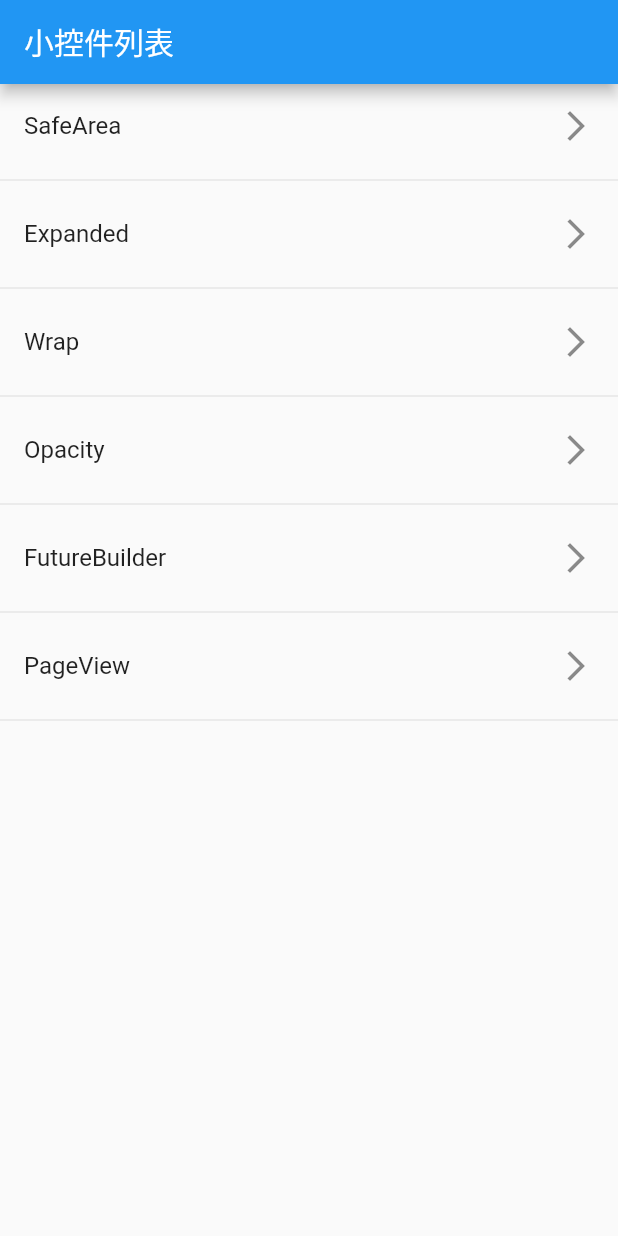
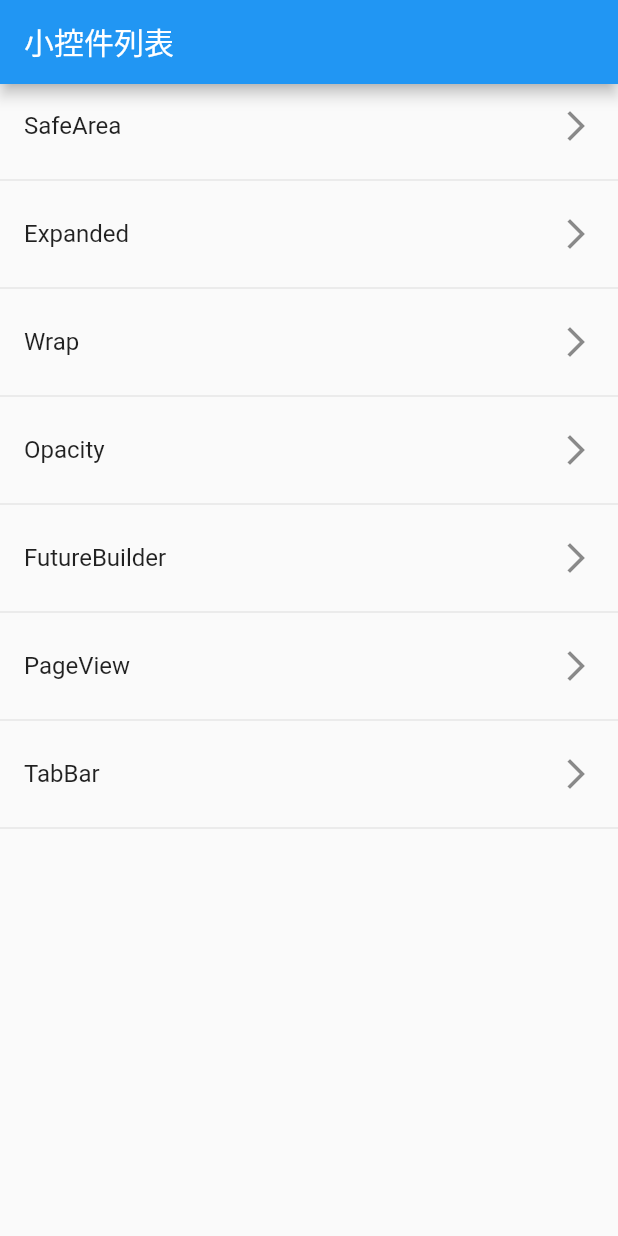
Before and after one commit to shusheng007/flutter_app_learn, a Flutter app: the screen it shows after launch, on a phone screen of 412 x 824 dp. Run offline on Flutter 3.47's test engine with Material 2 defaults, Android fonts, the phone set to English and light mode, and no system bars.

Commit message:
feature: add tabBar

```diff
--- a/lib/main.dart
+++ b/lib/main.dart
@@ -5,6 +5,7 @@ import 'package:flutter_app_learn/ui/future_builder.dart';
 import 'package:flutter_app_learn/ui/opacity.dart';
 import 'package:flutter_app_learn/ui/pageview.dart';
 import 'package:flutter_app_learn/ui/safe_area.dart';
+import 'package:flutter_app_learn/ui/tab_bar.dart';
 import 'package:flutter_app_learn/ui/wrap.dart';
 
 const String ROUTE_SAFE_AREA='safeArea-route';
@@ -13,6 +14,7 @@ const String ROUTE_WRAP='wrap-route';
 const String ROUTE_OPACITY='opacity-route';
 const String ROUTE_FUTURE_BUILDER='futureBuilder-route';
 const String ROUTE_PAGE_VIEW='pageView-route';
+const String ROUTE_TAB_BAR='tabBar-route';
 
 void main() {
   runApp(MyApp());
@@ -22,7 +24,7 @@ class MyApp extends StatelessWidget {
   @override
   Widget build(BuildContext context) {
     return MaterialApp(
-      title: 'FlutterWidet',
+      title: 'FlutterWidget',
       theme: ThemeData(
         primarySwatch: Colors.blue,
         visualDensity: VisualDensity.adaptivePlatformDensity,
@@ -44,6 +46,8 @@ class MyApp extends StatelessWidget {
             return MaterialPageRoute(builder: (context)=>FutureBuilderPage());
           case ROUTE_PAGE_VIEW:
             return MaterialPageRoute(builder: (context)=>PageViewPage());
+            case ROUTE_TAB_BAR:
+            return MaterialPageRoute(builder: (context)=>TabBarPage());
           default:
             return MaterialPageRoute(builder: (context) => HomePage());
         }
@@ -60,6 +64,7 @@ class HomePage extends StatelessWidget {
     RouteItem(ROUTE_OPACITY, 'Opacity'),
     RouteItem(ROUTE_FUTURE_BUILDER, 'FutureBuilder'),
     RouteItem(ROUTE_PAGE_VIEW, 'PageView'),
+    RouteItem(ROUTE_TAB_BAR, 'TabBar'),
   ];
 
   @override
```
Also changed, not shown: lib/ui/tab_bar.dart (added, +41 -0 lines).
